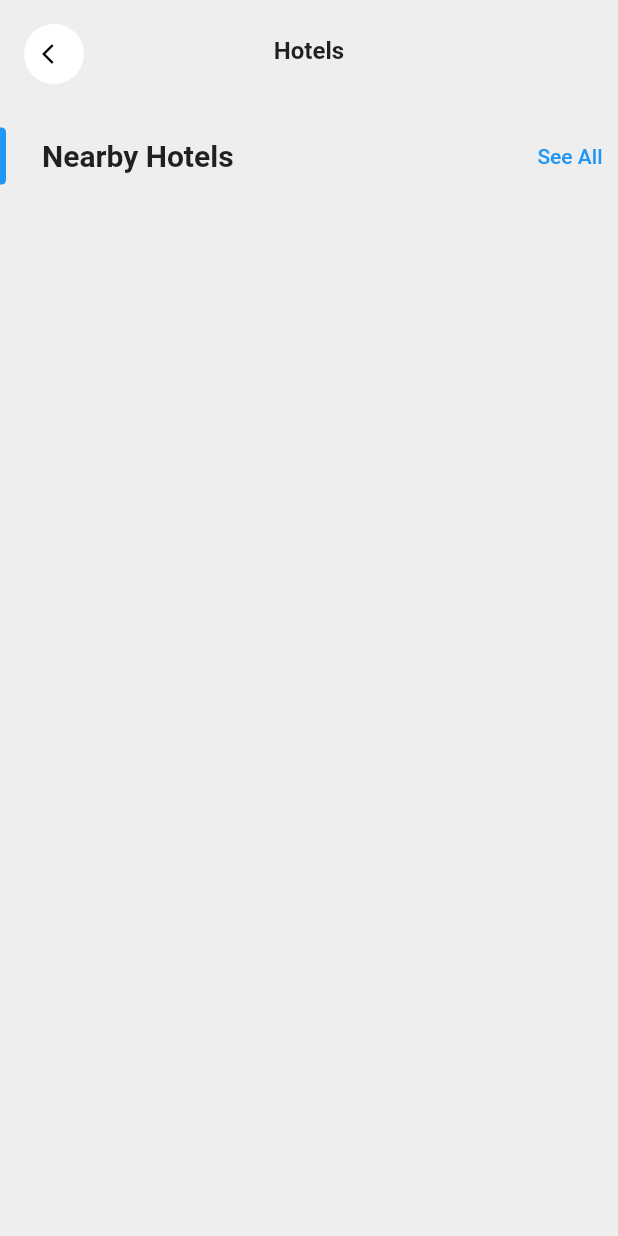
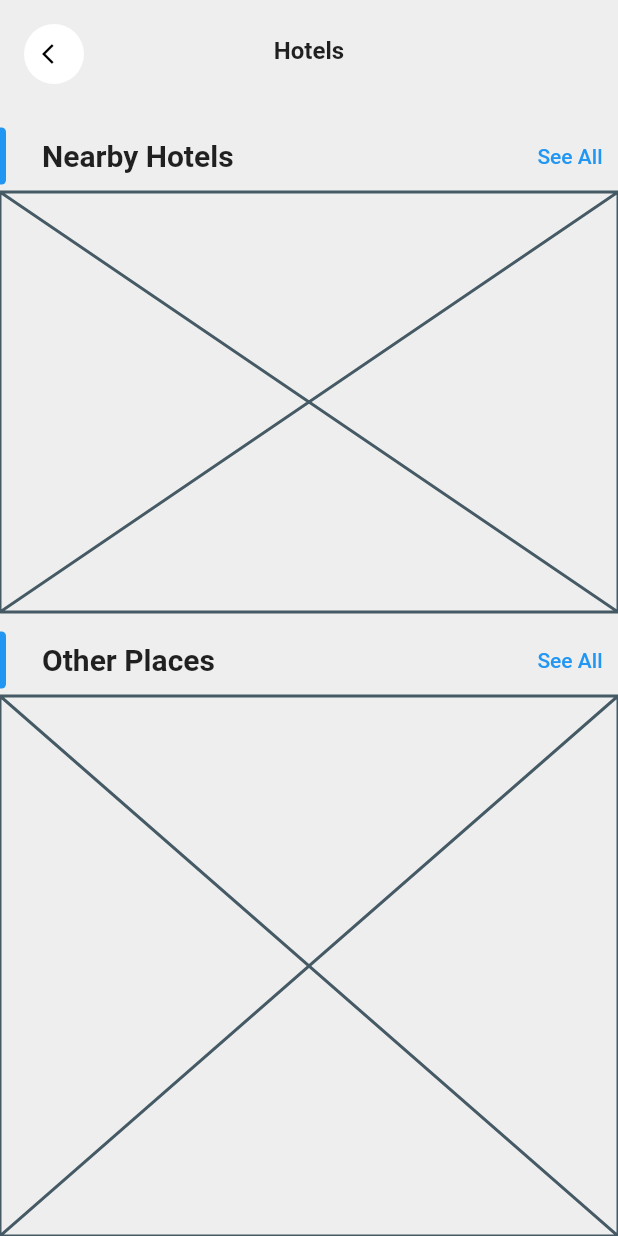
Before and after one commit to JAICHANGPARK/flutter_notebook_19th_story, a Flutter app: the screen it shows after launch, on a phone screen of 412 x 824 dp. Run offline on Flutter 3.47's test engine with Material 2 defaults, Android fonts, the phone set to English and light mode, and no system bars; our stand-ins replace cached_network_image, countup, fl_chart, flutter_riverpod, freezed_annotation, smooth_page_indicator and 1 more.

Commit message:
Update class_hotel_page.dart

```diff
--- a/lib/ep1130_classified_app/src/class_hotel_page.dart
+++ b/lib/ep1130_classified_app/src/class_hotel_page.dart
@@ -28,7 +28,12 @@ class _ClassHotelPageState extends State<ClassHotelPage> {
                     ),
                   ),
                 )),
-            Column(
+            Positioned(
+              left: 0,
+              top: 0,
+              bottom: 0,
+              right: 0,
+              child: Column(
                 crossAxisAlignment: CrossAxisAlignment.start,
                 children: [
                   Padding(
@@ -80,8 +85,47 @@ class _ClassHotelPageState extends State<ClassHotelPage> {
                         child: Text("See All"),
                       ),
                     ],
-                )
+                  ),
+                  SizedBox(
+                    height: 280,
+                    child: Placeholder(),
+                  ),
+                  SizedBox(
+                    height: 8,
+                  ),
+                  Row(
+                    children: [
+                      Container(
+                        height: 38,
+                        width: 4,
+                        decoration: BoxDecoration(
+                          color: Colors.blue,
+                          borderRadius: BorderRadius.only(
+                            topRight: Radius.circular(3),
+                            bottomRight: Radius.circular(3),
+                          ),
+                        ),
+                      ),
+                      SizedBox(
+                        width: 24,
+                      ),
+                      Text(
+                        "Other Places",
+                        style: TextStyle(
+                          fontWeight: FontWeight.bold,
+                          fontSize: 20,
+                        ),
+                      ),
+                      Spacer(),
+                      TextButton(
+                        onPressed: () {},
+                        child: Text("See All"),
+                      ),
                     ],
+                  ),
+                  Expanded(child: Placeholder())
+                ],
+              ),
             ),
           ],
         ),
```
Lines whose indentation alone changed are shown as unchanged.
